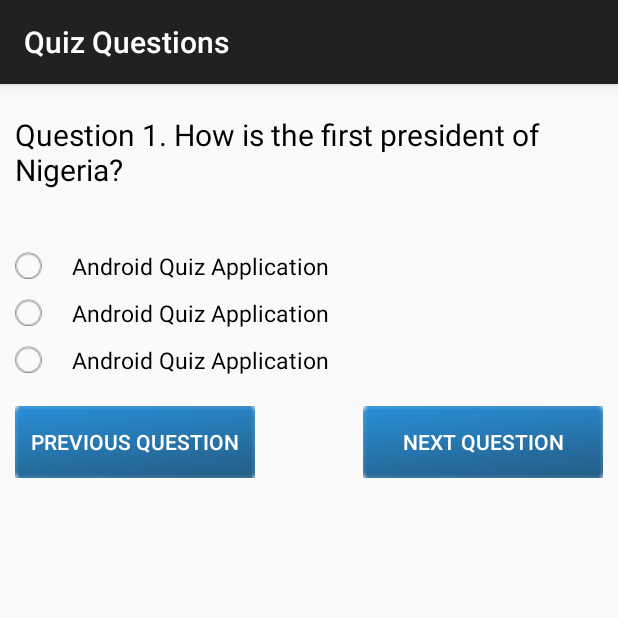
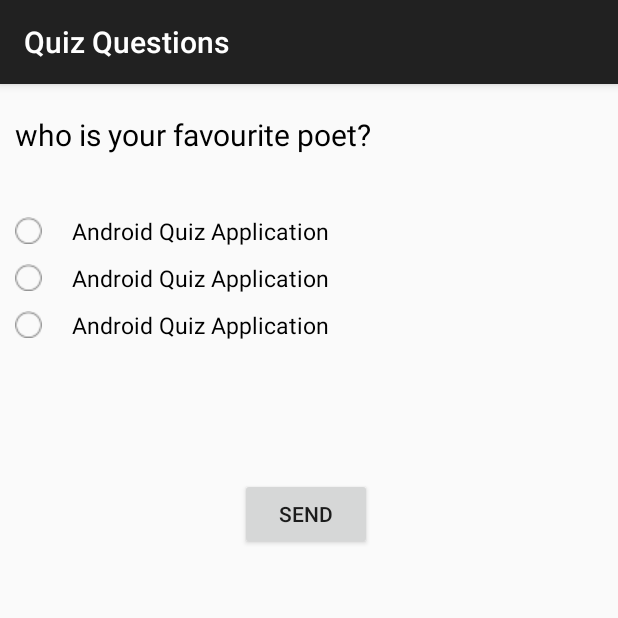
Before and after one commit to mdNazmulHasan/AndroidQuizApplication, an Android app: the QuizActivity screen opened directly, with no data from a screen before it, on a phone screen of 412 x 824 dp, the top half of it. Run offline under Robolectric (Android 15) with nearby library versions, the phone set to English and light mode, and no system bars.

```diff
--- a/app/src/main/AndroidManifest.xml
+++ b/app/src/main/AndroidManifest.xml
@@ -4,6 +4,7 @@
     <uses-permission android:name="android.permission.INTERNET"/>
     <application
         android:allowBackup="true"
+        android:name=".AppController"
         android:icon="@mipmap/ic_launcher"
         android:label="@string/app_name"
         android:theme="@style/AppTheme" >
--- a/app/src/main/java/inducesmile/com/androidquizapplication/QuizActivity.java
+++ b/app/src/main/java/inducesmile/com/androidquizapplication/QuizActivity.java
@@ -4,9 +4,10 @@ import android.content.pm.ActivityInfo;
 import android.os.Bundle;
 import android.support.v7.app.ActionBarActivity;
 import android.view.View;
-import android.widget.Button;
 import android.widget.RadioButton;
 import android.widget.RadioGroup;
+import android.widget.TextView;
+import android.widget.Toast;
 
 import com.android.volley.Request;
 import com.android.volley.Response;
@@ -25,10 +26,10 @@ public class QuizActivity extends ActionBarActivity {
     private RadioButton optionOne;
     private RadioButton optionTwo;
     private RadioButton optionThree;
+    TextView question;
 
     JSONArray addonArray;
     ArrayList<String> addonsList;
-
 
 
     @Override
@@ -36,33 +37,17 @@ public class QuizActivity extends ActionBarActivity {
         super.onCreate(savedInstanceState);
         setContentView(R.layout.activity_quiz);
         setRequestedOrientation(ActivityInfo.SCREEN_ORIENTATION_PORTRAIT);
+        question= (TextView) findViewById(R.id.quiz_question);
 
-        radioGroup = (RadioGroup)findViewById(R.id.radioGroup);
-        optionOne = (RadioButton)findViewById(R.id.radio0);
-        optionTwo = (RadioButton)findViewById(R.id.radio1);
-        optionThree = (RadioButton)findViewById(R.id.radio2);
-        addonsList=new ArrayList<String>();
+        radioGroup = (RadioGroup) findViewById(R.id.radioGroup);
+        optionOne = (RadioButton) findViewById(R.id.radio0);
+        optionTwo = (RadioButton) findViewById(R.id.radio1);
+        optionThree = (RadioButton) findViewById(R.id.radio2);
+        addonsList = new ArrayList<>();
+        question.setText("who is your favourite poet?");
         showService();
+    }
 
-
-        Button previousButton = (Button)findViewById(R.id.previousquiz);
-        Button nextButton = (Button)findViewById(R.id.nextquiz);
-
-
-        nextButton.setOnClickListener(new View.OnClickListener() {
-            @Override
-            public void onClick(View v) {
-
-                int radioSelected = radioGroup.getCheckedRadioButtonId();
-                int userSelection = getSelectedAnswer(radioSelected);
-            }
-        });
-        previousButton.setOnClickListener(new View.OnClickListener() {
-            @Override
-            public void onClick(View v) {
-                           }
-        });
-    }
     private void showService() {
         StringRequest stringrequest = new StringRequest(Request.Method.GET,
                 "http://nerdcastlebd.com/web_service/banglapoems/index.php/poets/all/format/json",
@@ -72,7 +57,7 @@ public class QuizActivity extends ActionBarActivity {
                     public void onResponse(String response) {
                         try {
                             JSONObject jsonObject = new JSONObject(response);
-                            addonArray =jsonObject.getJSONArray("poets");
+                            addonArray = jsonObject.getJSONArray("poets");
                             for (int i = 0; i < addonArray.length(); i++) {
 
                                 String addonsName = addonArray.getJSONObject(i)
@@ -80,7 +65,7 @@ public class QuizActivity extends ActionBarActivity {
                                 final String biography = addonArray.getJSONObject(i)
                                         .getString("biography");
                                 addonsList.add(addonsName);
-                                }
+                            }
                             optionOne.setText(addonsList.get(0));
                             optionTwo.setText(addonsList.get(1));
                             optionThree.setText(addonsList.get(2));
@@ -107,23 +92,41 @@ public class QuizActivity extends ActionBarActivity {
     }
 
 
-
-    private int getSelectedAnswer(int radioSelected){
+    private int getSelectedAnswer(int radioSelected) {
 
         int answerSelected = 0;
-        if(radioSelected == R.id.radio0){
+        if (radioSelected == R.id.radio0) {
             answerSelected = 1;
         }
-        if(radioSelected == R.id.radio1){
+        if (radioSelected == R.id.radio1) {
             answerSelected = 2;
         }
-        if(radioSelected == R.id.radio2){
+        if (radioSelected == R.id.radio2) {
             answerSelected = 3;
         }
 
         return answerSelected;
     }
-    private void uncheckedRadioButton(){
+
+    public void send(View view) {
+
+        final String data = "poet=nazmul";
+        //Toast.makeText(getApplicationContext(), "ok", Toast.LENGTH_LONG).show();
+        StringRequest request = new StringRequest(Request.Method.GET, "http://192.168.1.112/api/post.php?" + data, new Response.Listener<String>() {
+            @Override
+            public void onResponse(String response) {
+                Toast.makeText(getApplicationContext(), response, Toast.LENGTH_LONG).show();
+            }
+        }, new Response.ErrorListener() {
+            @Override
+            public void onErrorResponse(VolleyError volleyError) {
+                Toast.makeText(getApplicationContext(), volleyError.toString(), Toast.LENGTH_LONG).show();
+            }
+        });
+        AppController.getInstance().addToRequestQueue(request);
+    }
+
+    private void uncheckedRadioButton() {
         optionOne.setChecked(false);
         optionTwo.setChecked(false);
         optionThree.setChecked(false);
--- a/app/src/main/res/layout/activity_quiz.xml
+++ b/app/src/main/res/layout/activity_quiz.xml
@@ -56,7 +56,7 @@
         <RadioButton
             android:layout_height="wrap_content"
             android:layout_width="wrap_content"
-            android:id="@+id/radio3"
+            android:id="@+id/radio2"
             android:textSize="15sp"
             android:textColor="@color/black"
             android:text="@string/app_name"
@@ -66,30 +66,15 @@
         </RadioGroup>
 
     <Button
+        android:layout_width="wrap_content"
         android:layout_height="wrap_content"
-        android:layout_width="160dp"
-        android:gravity="center"
-        android:id="@+id/nextquiz"
-        android:textColor="@color/white"
-        android:text="@string/next_questions"
-        android:background="@drawable/quizbutton"
-        android:layout_marginRight="10dp"
-        android:padding="5dp"
-        android:layout_alignParentRight="true"
-        android:layout_alignBaseline="@+id/previousquiz"/>
+        android:text="send"
+        android:onClick="send"
+        android:id="@+id/button2"
+        android:layout_below="@+id/radioGroup"
+        android:layout_alignRight="@+id/quiz_question"
+        android:layout_alignEnd="@+id/quiz_question"
+        android:layout_marginTop="91dp" />
 
-    <Button
-        android:layout_height="wrap_content"
-        android:layout_width="160dp"
-        android:gravity="center"
-        android:id="@+id/previousquiz"
-        android:textColor="@color/white"
-        android:text="@string/previous_questions"
-        android:background="@drawable/quizbutton"
-        android:layout_below="@+id/radioGroup"
-        android:layout_alignLeft="@+id/radioGroup"
-        android:padding="5dp"
-        android:layout_marginTop="20dp"
-        android:layout_alignStart="@+id/radioGroup" />
 
 </RelativeLayout>
```
